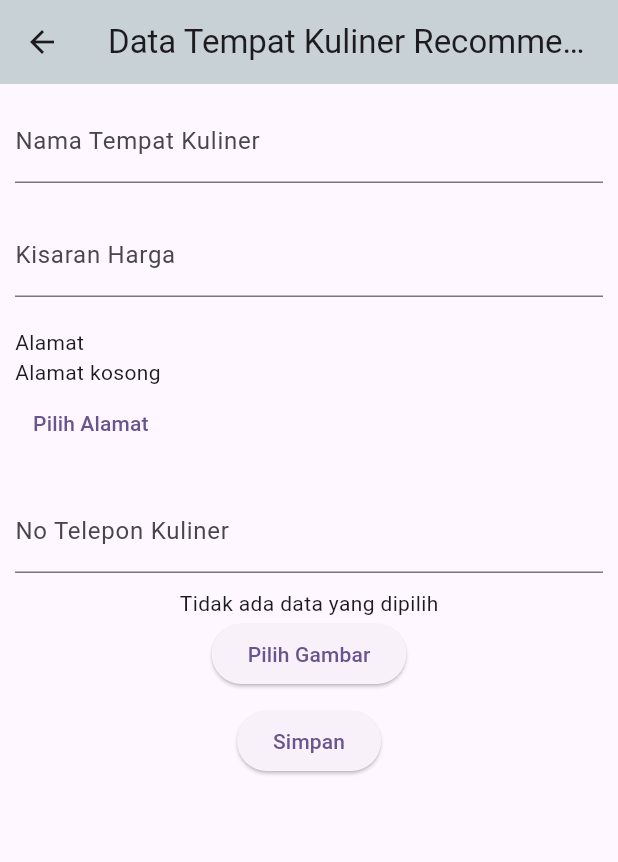
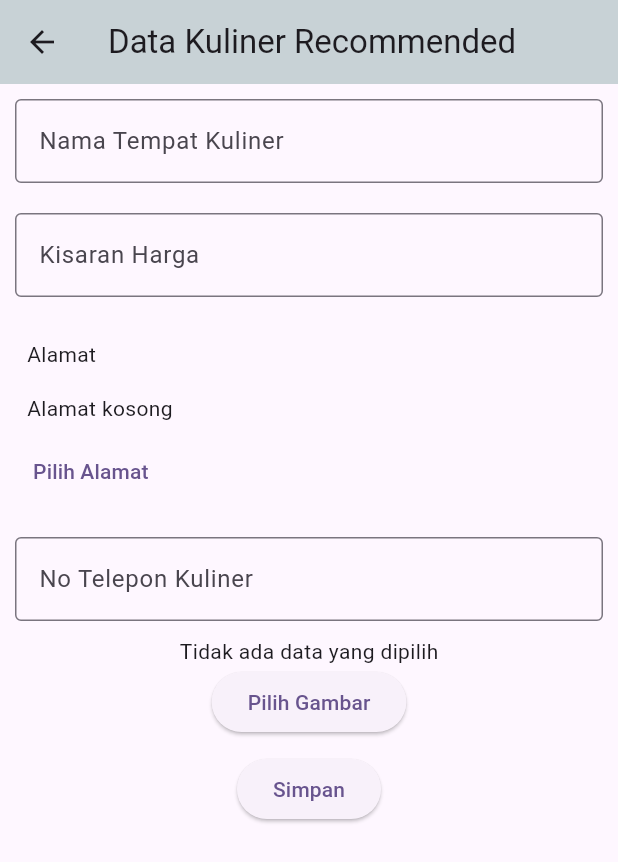
Before and after one commit to Oktaviko/ExerciseKuliner_066, a Flutter app: the screen it shows after launch, after a tap on the "add" icon, on a phone screen of 412 x 824 dp. Shown: the top 862 px of the screen. Run offline on Flutter 3.47's test engine with Material 3 defaults, Android fonts, the phone set to English and light mode, and no system bars; our stand-ins replace geocoding, geolocator, google_maps_flutter, image_picker; network calls fail.

```diff
--- a/lib/screen/form_screen.dart
+++ b/lib/screen/form_screen.dart
@@ -45,9 +45,9 @@ class _FormKulinerState extends State<FormKuliner> {
   Widget build(BuildContext context) {
     return Scaffold(
       appBar: AppBar(
-        title: Text("Data Tempat Kuliner Recommended"),
+        title: const Text("Data Kuliner Recommended"),
         centerTitle: true,
-        backgroundColor: Color.fromARGB(255, 200, 210, 214),
+        backgroundColor: const Color.fromARGB(255, 200, 210, 214),
       ),
       body: Form(
         key: _formkey,
@@ -58,8 +58,10 @@ class _FormKulinerState extends State<FormKuliner> {
                 margin: const EdgeInsets.all(10),
                 child: TextFormField(
                   decoration: const InputDecoration(
-                      labelText: "Nama Tempat Kuliner",
-                      hintText: "Masukkan Tempat Kuliner"),
+                    labelText: "Nama Tempat Kuliner",
+                    hintText: "Masukkan Tempat Kuliner",
+                    border: OutlineInputBorder(),
+                  ),
                   controller: _namatempatController,
                   validator: (value) {
                     if (value!.isEmpty) {
@@ -70,11 +72,13 @@ class _FormKulinerState extends State<FormKuliner> {
                 ),
               ),
               Container(
-                margin: EdgeInsets.all(10),
+                margin: const EdgeInsets.all(10),
                 child: TextFormField(
-                  decoration: InputDecoration(
-                      labelText: "Kisaran Harga",
-                      hintText: "Masukkan Kisaran Harga"),
+                  decoration: const InputDecoration(
+                    labelText: "Kisaran Harga",
+                    hintText: "Masukkan Kisaran Harga",
+                    border: OutlineInputBorder(),
+                  ),
                   controller: _hargaController,
                   validator: (value) {
                     if (value!.isEmpty) {
@@ -90,11 +94,17 @@ class _FormKulinerState extends State<FormKuliner> {
                 child: Column(
                   crossAxisAlignment: CrossAxisAlignment.start,
                   children: [
-                    const Text("Alamat"),
+                    const Padding(
+                      padding: EdgeInsets.all(8.0),
+                      child: Text("Alamat"),
+                    ),
                     _alamat == null
                         ? const SizedBox(
                             width: double.infinity,
-                            child: Text('Alamat kosong'))
+                            child: Padding(
+                              padding: EdgeInsets.all(8.0),
+                              child: Text('Alamat kosong'),
+                            ))
                         : Text('$_alamat'),
                     _alamat == null
                         ? TextButton(
@@ -134,11 +144,13 @@ class _FormKulinerState extends State<FormKuliner> {
                 ),
               ),
               Container(
-                margin: EdgeInsets.all(10),
+                margin: const EdgeInsets.all(10),
                 child: TextFormField(
-                  decoration: InputDecoration(
-                      labelText: "No Telepon Kuliner",
-                      hintText: "Masukkan No Telepon Kuliner"),
+                  decoration: const InputDecoration(
+                    labelText: "No Telepon Kuliner",
+                    hintText: "Masukkan No Telepon Kuliner",
+                    border: OutlineInputBorder(),
+                  ),
                   controller: _noTeleponController,
                   validator: (value) {
                     if (value!.isEmpty) {
--- a/lib/screen/home_screen.dart
+++ b/lib/screen/home_screen.dart
@@ -24,7 +24,7 @@ class _HomeScreenState extends State<HomeScreen> {
   Widget build(BuildContext context) {
     return Scaffold(
       appBar: AppBar(
-        title: const Text("Daftar Orang"),
+        title: const Text("Daftar Tempat"),
       ),
       body: FutureBuilder<List<Kuliner>>(
         future: _controller.getKuliner(),
```
Also changed, not shown: lib/model/kontak.dart (deleted, +0 -84 lines), lib/screen/detail_screen.dart (added).
